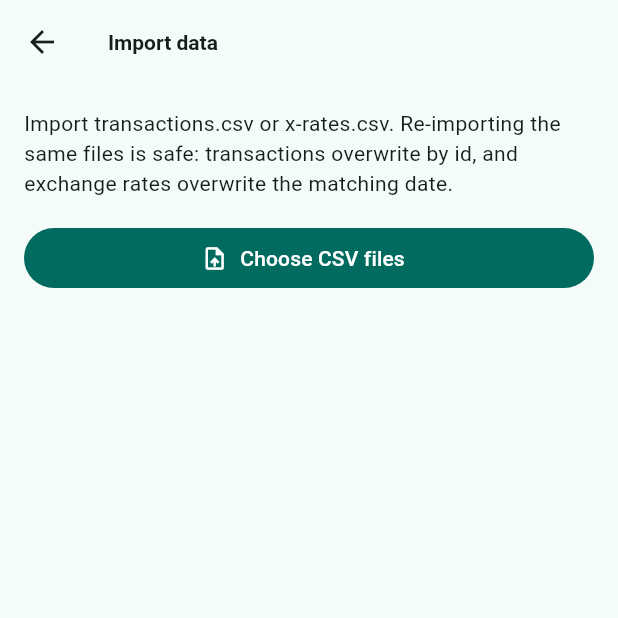
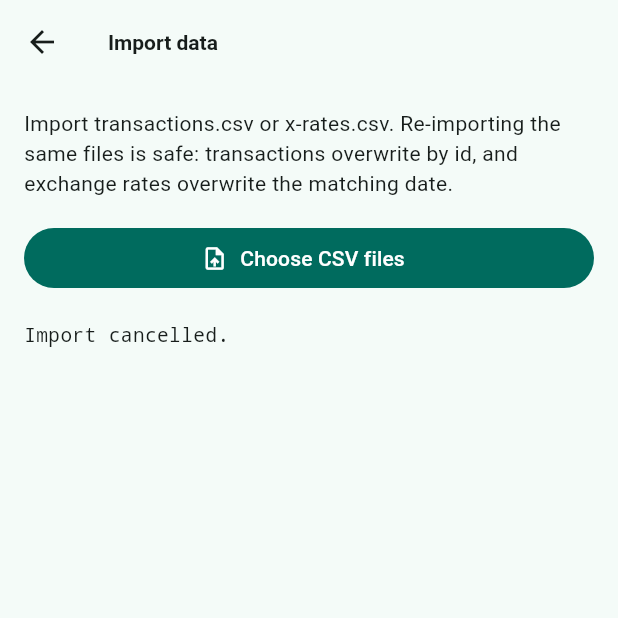
Before and after one commit to glavoy/money, a Flutter app: the ImportScreen screen opened directly, after a tap on "Choose CSV files", on a phone screen of 412 x 824 dp, the top half of it. Run offline on Flutter 3.47's test engine with Material 3 defaults, Android fonts, the phone set to English and light mode, and no system bars; our stand-ins replace csv, drift, file_picker, fl_chart, flutter_riverpod, package_info_plus and 1 more; accounts and stored records are empty; generated files the repository leaves out were written again.

Commit message:
Fix CSV import file picker

```diff
--- a/lib/features/import/import_screen.dart
+++ b/lib/features/import/import_screen.dart
@@ -23,13 +23,6 @@ class _ImportScreenState extends ConsumerState<ImportScreen> {
   void _append(String line) => setState(() => _log.add(line));
 
   Future<void> _pickAndImport() async {
-    final picked = await file_picker.FilePicker.pickFiles(
-      allowMultiple: true,
-      type: file_picker.FileType.custom,
-      allowedExtensions: ['csv'],
-    );
-    if (picked == null || picked.files.isEmpty) return;
-
     setState(() {
       _busy = true;
       _log.clear();
@@ -37,6 +30,18 @@ class _ImportScreenState extends ConsumerState<ImportScreen> {
     final db = ref.read(databaseProvider);
     final ledgerId = ref.read(selectedLedgerProvider);
     try {
+      final picked = await file_picker.FilePicker.pickFiles(
+        dialogTitle: 'Choose CSV files',
+        allowMultiple: true,
+        type: file_picker.FileType.custom,
+        allowedExtensions: ['csv'],
+        lockParentWindow: true,
+      );
+      if (picked == null || picked.files.isEmpty) {
+        _append('Import cancelled.');
+        return;
+      }
+
       for (final file in picked.files) {
         final path = file.path;
         if (path == null) continue;
--- a/pubspec.yaml
+++ b/pubspec.yaml
@@ -16,7 +16,7 @@ publish_to: 'none' # Remove this line if you wish to publish to pub.dev
 # https://developer.apple.com/library/archive/documentation/General/Reference/InfoPlistKeyReference/Articles/CoreFoundationKeys.html
 # In Windows, build-name is used as the major, minor, and patch parts
 # of the product and file versions while build-number is used as the build suffix.
-version: 1.1.0+1
+version: 1.1.1+1
 
 environment:
   sdk: ^3.12.2
```
Also changed, not shown: 2 other files.
